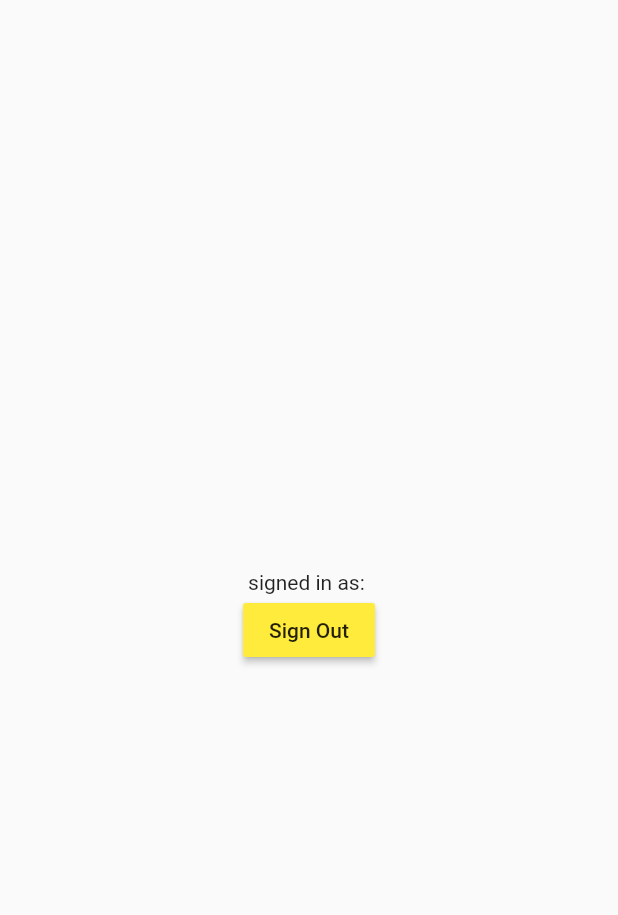
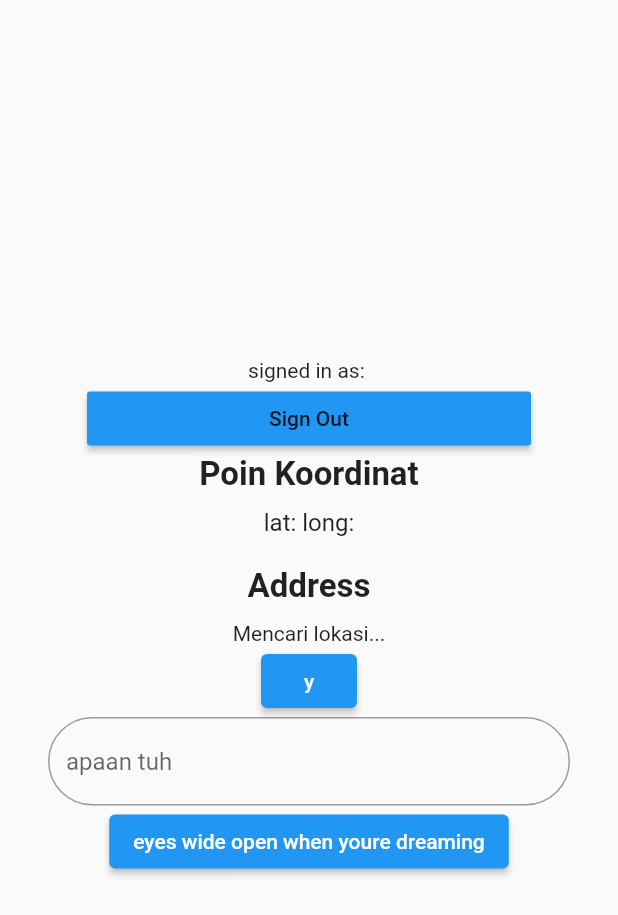
Before and after one commit to raihanadf/dart-intro, a Flutter app: the screen it shows once a user with an empty profile is signed in, after a tap on "Sign Out", on a phone screen of 412 x 824 dp. Shown: the top 915 px of the screen. Run offline on Flutter 3.47's test engine with Material 2 defaults, Android fonts, the phone set to English and light mode, and no system bars; our stand-ins replace firebase_auth, firebase_core, geocoding, geolocator; missing offline and left inert: android_intent_plus; accounts and stored records are empty; network calls fail.

Commit message:
login/register firebase plus geol geol hahay (gps)

```diff
--- a/lib/main.dart
+++ b/lib/main.dart
@@ -1,9 +1,8 @@
 import 'package:flutter/material.dart';
 import 'package:firebase_core/firebase_core.dart';
-import 'package:ongghuen/pages/login_page.dart';
+
 import 'package:ongghuen/auth/main_page.dart';
 import 'firebase_options.dart';
-import 'package:firebase_auth/firebase_auth.dart';
 
 void main() async {
   WidgetsFlutterBinding.ensureInitialized();
--- a/lib/pages/home_page.dart
+++ b/lib/pages/home_page.dart
@@ -1,8 +1,11 @@
+import 'package:android_intent_plus/android_intent.dart';
 import 'package:firebase_auth/firebase_auth.dart';
 import 'package:flutter/material.dart';
+import 'package:geocoding/geocoding.dart';
+import 'package:geolocator/geolocator.dart';
 
 void main(List<String> args) {
-  runApp(HomePage());
+  runApp(const HomePage());
 }
 
 class HomePage extends StatefulWidget {
@@ -14,6 +17,51 @@ class HomePage extends StatefulWidget {
 
 class _HomePageState extends State<HomePage> {
   final _user = FirebaseAuth.instance.currentUser!;
+  final cari = TextEditingController();
+  String location = 'lat: long:';
+  String address = 'Mencari lokasi...';
+
+  //getLongLAT
+  Future<Position> _getGeoLocationPosition() async {
+    bool serviceEnabled;
+    LocationPermission permission;
+
+    serviceEnabled = await Geolocator.isLocationServiceEnabled();
+    //location service not enabled, don't continue
+    if (!serviceEnabled) {
+      await Geolocator.openLocationSettings();
+      return Future.error('Location service Not Enabled');
+    }
+    permission = await Geolocator.checkPermission();
+    if (permission == LocationPermission.denied) {
+      permission = await Geolocator.requestPermission();
+      if (permission == LocationPermission.denied) {
+        return Future.error('Location permission denied');
+      }
+    }
+
+    //permission denied forever
+    if (permission == LocationPermission.deniedForever) {
+      return Future.error(
+        'Location permission denied forever, we cannot access',
+      );
+    }
+    //continue accessing the position of device
+    return await Geolocator.getCurrentPosition(
+      desiredAccuracy: LocationAccuracy.high,
+    );
+  }
+
+  // //getAddress
+  Future<void> getAddressFromLongLat(Position position) async {
+    List<Placemark> placemarks =
+        await placemarkFromCoordinates(position.latitude, position.longitude);
+    Placemark place = placemarks[0];
+    setState(() {
+      address =
+          '${place.street}, ${place.subLocality}, ${place.locality}, ${place.postalCode}, ${place.country}';
+    });
+  }
 
   Future _signOut() async {
     FirebaseAuth.instance.signOut();
@@ -28,11 +76,84 @@ class _HomePageState extends State<HomePage> {
           mainAxisAlignment: MainAxisAlignment.center,
           children: [
             Text("signed in as: ${_user.email!}"),
-            MaterialButton(
-              onPressed: _signOut,
-              color: Colors.yellow[500],
-              child: Text("Sign Out"),
-            )
+            Container(
+              padding: EdgeInsets.symmetric(horizontal: 58),
+              width: double.infinity,
+              child: MaterialButton(
+                onPressed: _signOut,
+                color: Colors.blue,
+                child: Text("Sign Out"),
+              ),
+            ),
+            const Text(
+              'Poin Koordinat',
+              style: TextStyle(
+                fontSize: 22.0,
+                fontWeight: FontWeight.bold,
+              ),
+            ),
+            const SizedBox(
+              height: 10.0,
+            ),
+            Text(
+              location,
+              style: const TextStyle(
+                fontSize: 16.0,
+              ),
+            ),
+            const SizedBox(
+              height: 20.0,
+            ),
+            //
+
+            const Text(
+              'Address',
+              style: TextStyle(
+                fontSize: 22.0,
+                fontWeight: FontWeight.bold,
+              ),
+            ),
+            SizedBox(
+              height: 10.0,
+            ),
+            Padding(
+              padding: const EdgeInsets.symmetric(horizontal: 32.0),
+              child: Text('${address}'),
+            ),
+
+            //
+            ElevatedButton(
+              onPressed: () async {
+                Position position = await _getGeoLocationPosition();
+                setState(() {
+                  location =
+                      'lat:${position.latitude}, long:${position.longitude}';
+                });
+                getAddressFromLongLat(position);
+              },
+              child: const Text('y'),
+            ),
+            Padding(
+              padding: const EdgeInsets.symmetric(horizontal: 32),
+              child: TextFormField(
+                autofocus: false,
+                controller: cari,
+                decoration: InputDecoration(
+                    hintText: "apaan tuh",
+                    border: OutlineInputBorder(
+                        borderRadius: BorderRadius.circular(32))),
+              ),
+            ),
+            ElevatedButton(
+                onPressed: () async {
+                  final intent = AndroidIntent(
+                      action: 'action_view',
+                      data: Uri.encodeFull(
+                          'google.navigation:q=${cari.text.trim()}'),
+                      package: 'com.google.android.apps.maps');
+                  await intent.launch();
+                },
+                child: const Text("eyes wide open when youre dreaming"))
           ],
         ),
       )),
--- a/lib/pages/login_page.dart
+++ b/lib/pages/login_page.dart
@@ -1,3 +1,5 @@
+import 'dart:ui';
+
 import 'package:firebase_auth/firebase_auth.dart';
 import 'package:flutter/material.dart';
 
@@ -15,9 +17,17 @@ class _LoginPageState extends State<LoginPage> {
   final _passController = TextEditingController();
 
   Future _signIn() async {
-    await FirebaseAuth.instance.signInWithEmailAndPassword(
-        email: _emailController.text.trim(),
-        password: _passController.text.trim());
+    try {
+      await FirebaseAuth.instance.signInWithEmailAndPassword(
+          email: _emailController.text.trim(),
+          password: _passController.text.trim());
+    } catch (e) {
+      const snackBar = SnackBar(
+        content: Text('Login gagal!'),
+      );
+
+      ScaffoldMessenger.of(context).showSnackBar(snackBar);
+    }
   }
 
   @override
@@ -38,12 +48,7 @@ class _LoginPageState extends State<LoginPage> {
             child: Column(
               mainAxisAlignment: MainAxisAlignment.center,
               children: [
-                // const Icon(
-                //   Icons.android_outlined,
-                //   size: 100,
-                // ),
-                // text di atas
-                Text(
+                const Text(
                   "Ongghuen??!",
                   style: TextStyle(fontWeight: FontWeight.bold, fontSize: 36),
                 ),
@@ -59,7 +64,7 @@ class _LoginPageState extends State<LoginPage> {
 
                 //
                 const SizedBox(
-                  height: 50,
+                  height: 20,
                 ),
 
                 // ini input text atau form
@@ -72,7 +77,7 @@ class _LoginPageState extends State<LoginPage> {
                         borderRadius: BorderRadius.circular(12)),
                     child: TextField(
                       controller: _emailController,
-                      decoration: InputDecoration(
+                      decoration: const InputDecoration(
                           border: InputBorder.none,
                           hintText: 'Email',
                           filled: true),
@@ -95,7 +100,7 @@ class _LoginPageState extends State<LoginPage> {
                     child: TextField(
                       controller: _passController,
                       obscureText: true,
-                      decoration: InputDecoration(
+                      decoration: const InputDecoration(
                           border: InputBorder.none,
                           hintText: 'Password',
                           filled: true),
@@ -105,37 +110,35 @@ class _LoginPageState extends State<LoginPage> {
 
                 //
                 const SizedBox(
-                  height: 10,
+                  height: 20,
                 ),
                 //
 
                 Padding(
                   padding: const EdgeInsets.symmetric(horizontal: 25),
-                  child: GestureDetector(
-                    onTap: _signIn,
-                    child: Container(
-                      padding: const EdgeInsets.all(20),
-                      decoration: BoxDecoration(
-                          color: Colors.yellow[500],
-                          borderRadius: BorderRadius.circular(10)),
-                      child: const Center(
+                  child: SizedBox(
+                    width: double.infinity,
+                    child: ElevatedButton(
+                        onPressed: _signIn,
+                        child: const Padding(
+                          padding: EdgeInsets.symmetric(vertical: 10),
                           child: Text(
-                        "Sign In",
-                        style: TextStyle(
-                            fontWeight: FontWeight.bold, fontSize: 18),
-                      )),
-                    ),
+                            "Sign In",
+                            style: TextStyle(fontSize: 24),
+                          ),
+                        )),
                   ),
                 ),
 
+                //
                 const SizedBox(
                   height: 20,
                 ),
-
+                //
                 Row(
                   mainAxisAlignment: MainAxisAlignment.center,
                   children: [
-                    Text(
+                    const Text(
                       "Belum register? ",
                       style: TextStyle(
                         fontWeight: FontWeight.bold,
@@ -143,7 +146,7 @@ class _LoginPageState extends State<LoginPage> {
                     ),
                     GestureDetector(
                       onTap: widget.showRegisterPage,
-                      child: Text(
+                      child: const Text(
                         "Register sekarang",
                         style: TextStyle(
                             fontWeight: FontWeight.bold, color: Colors.blue),
--- a/lib/pages/register_page.dart
+++ b/lib/pages/register_page.dart
@@ -17,7 +17,6 @@ class _RegisterPageState extends State<RegisterPage> {
 
   @override
   void dispose() {
-    // TODO: implement dispose
     _emailController.dispose();
     _passController.dispose();
     _confirmPassController.dispose();
@@ -25,10 +24,18 @@ class _RegisterPageState extends State<RegisterPage> {
   }
 
   Future<void> _signUp() async {
-    if (_passController.text.trim() == _confirmPassController.text.trim()) {
-      await FirebaseAuth.instance.createUserWithEmailAndPassword(
-          email: _emailController.text.trim(),
-          password: _passController.text.trim());
+    try {
+      if (_passController.text.trim() == _confirmPassController.text.trim()) {
+        await FirebaseAuth.instance.createUserWithEmailAndPassword(
+            email: _emailController.text.trim(),
+            password: _passController.text.trim());
+      }
+    } catch (e) {
+      const snackBar = SnackBar(
+        content: Text('Format Username atau Password salah!'),
+      );
+
+      ScaffoldMessenger.of(context).showSnackBar(snackBar);
     }
   }
 
@@ -47,7 +54,7 @@ class _RegisterPageState extends State<RegisterPage> {
                 //   size: 100,
                 // ),
                 // text di atas
-                Text(
+                const Text(
                   "SIAPA KAMU??!",
                   style: TextStyle(fontWeight: FontWeight.bold, fontSize: 36),
                 ),
@@ -55,21 +62,6 @@ class _RegisterPageState extends State<RegisterPage> {
                 // sized box cuma buat margin, idk any alternatives
                 const SizedBox(
                   height: 10,
-                ),
-                Padding(
-                  padding: const EdgeInsets.symmetric(horizontal: 25),
-                  child: Text(
-                    "Sini login kalau kamu mau masuk!",
-                    style: TextStyle(
-                      fontSize: 20,
-                    ),
-                    textAlign: TextAlign.center,
-                  ),
-                ),
-
-                //
-                const SizedBox(
-                  height: 50,
                 ),
 
                 // ini input text atau form
@@ -82,7 +74,7 @@ class _RegisterPageState extends State<RegisterPage> {
                         borderRadius: BorderRadius.circular(12)),
                     child: TextField(
                       controller: _emailController,
-                      decoration: InputDecoration(
+                      decoration: const InputDecoration(
                           border: InputBorder.none,
                           hintText: 'Email',
                           filled: true),
@@ -105,7 +97,7 @@ class _RegisterPageState extends State<RegisterPage> {
                     child: TextField(
                       controller: _passController,
                       obscureText: true,
-                      decoration: InputDecoration(
+                      decoration: const InputDecoration(
                           border: InputBorder.none,
                           hintText: 'Password',
                           filled: true),
@@ -130,7 +122,7 @@ class _RegisterPageState extends State<RegisterPage> {
                     child: TextField(
                       controller: _confirmPassController,
                       obscureText: true,
-                      decoration: InputDecoration(
+                      decoration: const InputDecoration(
                           border: InputBorder.none,
                           hintText: 'Confirm Password',
                           filled: true),
@@ -151,7 +143,7 @@ class _RegisterPageState extends State<RegisterPage> {
                     child: Container(
                       padding: const EdgeInsets.all(20),
                       decoration: BoxDecoration(
-                          color: Colors.yellow[500],
+                          color: Colors.blue,
                           borderRadius: BorderRadius.circular(10)),
                       child: const Center(
                           child: Text(
@@ -170,7 +162,7 @@ class _RegisterPageState extends State<RegisterPage> {
                 Row(
                   mainAxisAlignment: MainAxisAlignment.center,
                   children: [
-                    Text(
+                    const Text(
                       "AKU USER LOH YA MZ! ",
                       style: TextStyle(
                         fontWeight: FontWeight.bold,
@@ -180,7 +172,7 @@ class _RegisterPageState extends State<RegisterPage> {
                     //
                     GestureDetector(
                       onTap: widget.showLoginPage,
-                      child: Text(
+                      child: const Text(
                         "Login sini",
                         style: TextStyle(
                             fontWeight: FontWeight.bold, color: Colors.blue),
```
Also changed, not shown: pubspec.yaml (+7 -0 lines), pubspec.lock, 4 other files.
